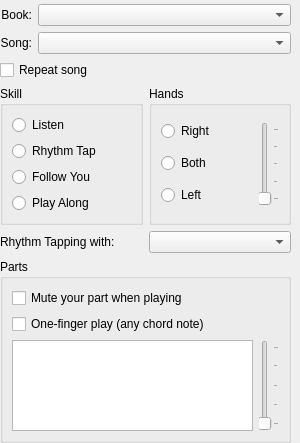
Old version of the form src/GuiSidePanel.ui in the repository PBalzarett1/PianoBooster.
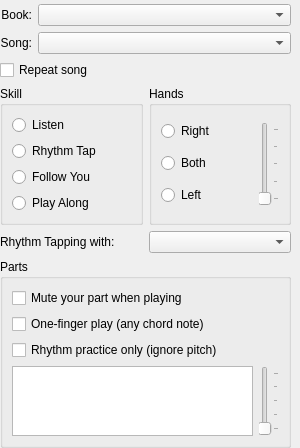
New version of the form.

Commit message: Feature #5 – Rhythm practice mode (only timing matters, pitch ignored)

The edit to the form file:
```diff
--- a/src/GuiSidePanel.ui
+++ b/src/GuiSidePanel.ui
@@ -250,6 +250,16 @@
         </property>
        </widget>
       </item>
+      <item>
+       <widget class="QCheckBox" name="rhythmPracticeCheck">
+        <property name="toolTip">
+         <string>Ignore pitch; any key at the right time counts</string>
+        </property>
+        <property name="text">
+         <string>Rhythm practice only (ignore pitch)</string>
+        </property>
+       </widget>
+      </item>
       <item>
        <layout class="QHBoxLayout">
         <item>
```
The commit also changes 7 other files.
